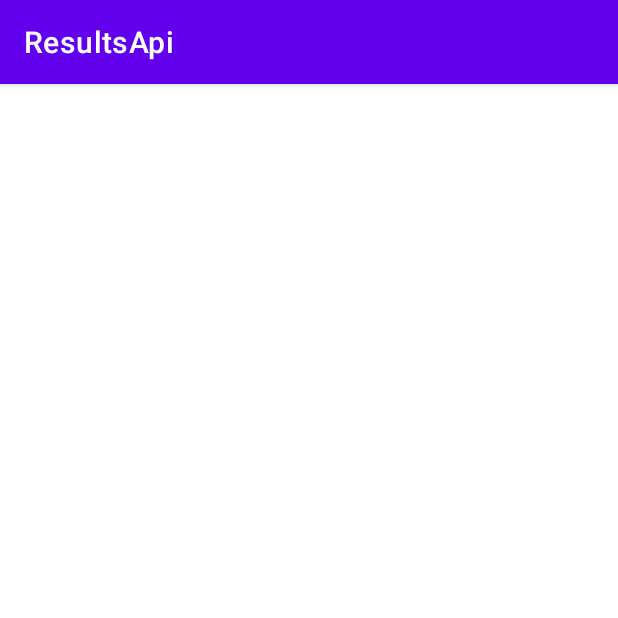
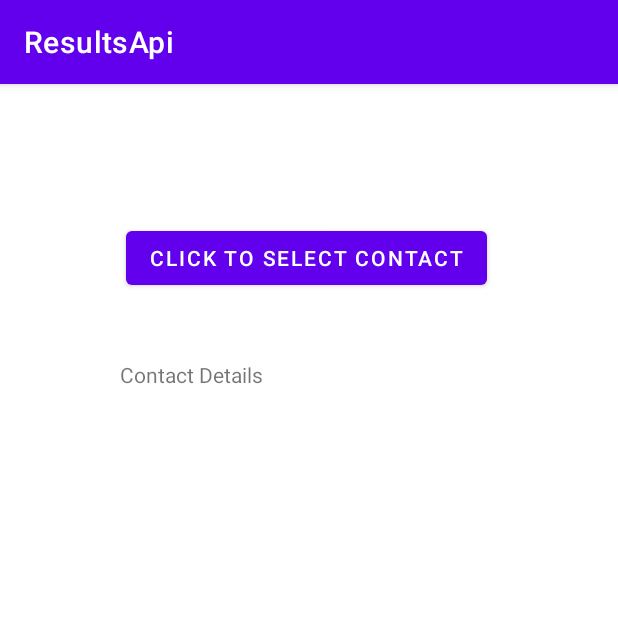
Before and after one commit to AllTeach/ResultsApi, an Android app: the ActivityPickContact screen opened directly, with no data from a screen before it, on a phone screen of 412 x 824 dp, the top half of it. Run offline under Robolectric (Android 15) with nearby library versions, the phone set to English and light mode, and no system bars.

Commit message:
Updated contacts

```diff
--- a/app/src/main/java/com/example/resultsapi/MainActivity.java
+++ b/app/src/main/java/com/example/resultsapi/MainActivity.java
@@ -43,4 +43,9 @@ public class MainActivity extends AppCompatActivity {
         Intent intent = new Intent(this,ActivityTakePicture.class);
         startActivity(intent);
     }
+
+    public void gotoPickContact(View view) {
+        Intent intent = new Intent(this,ActivityPickContact.class);
+        startActivity(intent);
+    }
 }
--- a/app/src/main/res/layout/activity_pick_contact.xml
+++ b/app/src/main/res/layout/activity_pick_contact.xml
@@ -6,4 +6,24 @@
     android:layout_height="match_parent"
     tools:context=".ActivityPickContact">
 
+    <Button
+        android:id="@+id/button6"
+        android:layout_width="wrap_content"
+        android:layout_height="wrap_content"
+        android:layout_marginStart="84dp"
+        android:layout_marginTop="92dp"
+        android:text="Click to Select Contact"
+        android:onClick="launchForContact"
+        app:layout_constraintStart_toStartOf="parent"
+        app:layout_constraintTop_toTopOf="parent" />
+
+    <TextView
+        android:id="@+id/tvContact"
+        android:layout_width="246dp"
+        android:layout_height="wrap_content"
+        android:layout_marginStart="80dp"
+        android:layout_marginTop="44dp"
+        android:text="Contact Details"
+        app:layout_constraintStart_toStartOf="parent"
+        app:layout_constraintTop_toBottomOf="@+id/button6" />
 </androidx.constraintlayout.widget.ConstraintLayout>
```
Also changed, not shown: app/src/main/java/com/example/resultsapi/ActivityPickContact.java (+68 -0 lines), app/src/main/res/layout/activity_main.xml (+12 -0 lines).
